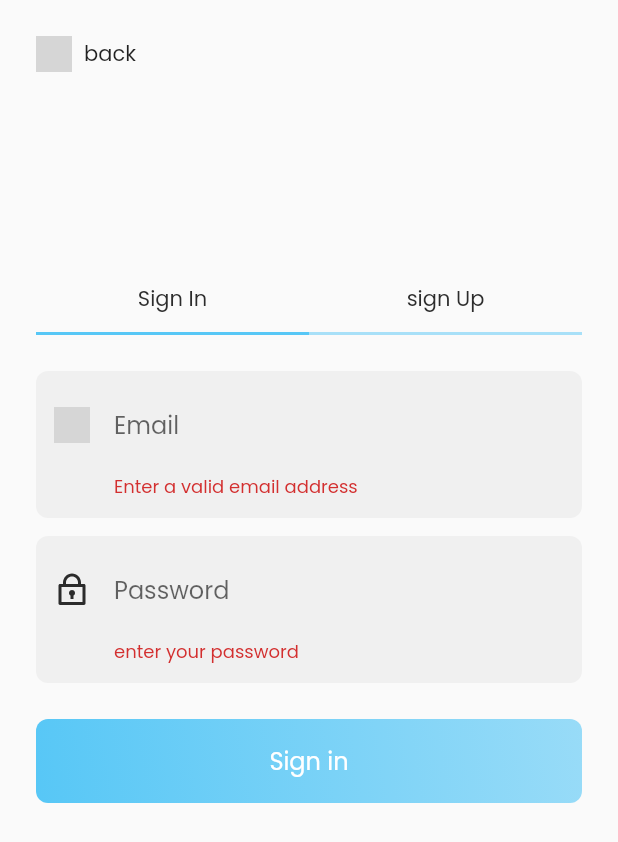
After one commit to zerofriday/Emocloud, a Flutter app: the Auth screen opened by its route, after a tap on "Sign in", on a phone screen of 412 x 824 dp. The commit adds this screen. Shown: the top 842 px of the screen. Run offline on Flutter 3.47's test engine with Material 2 defaults, Android fonts, the light colour scheme and no system bars; our stand-ins replace dio, file_picker, flutter_svg, get, permission_handler, url_launcher_web; missing offline and left inert: cryptography, filesystem_picker; grey boxes are pictures that could not be loaded.

Commit message:
feat: add auth

```diff
--- /dev/null
+++ b/lib/app/controller/auth.controller.dart
@@ -0,0 +1,5 @@
+import 'package:get/get.dart';
+
+class AuthController extends GetxController {
+
+}
--- /dev/null
+++ b/lib/app/controller/sync.controller.dart
@@ -0,0 +1,13 @@
+import 'package:get/get.dart';
+
+class SyncItem{
+
+}
+class SyncController extends GetxController{
+
+
+
+  loadQueue(){
+
+  }
+}
--- /dev/null
+++ b/lib/app/core/globalData.dart
@@ -0,0 +1,4 @@
+class GlobalData{
+  static late String emoCloudToken;
+
+}
--- /dev/null
+++ b/lib/app/data/models/response.dart
@@ -0,0 +1,5 @@
+abstract class Response<T> {
+  late bool ok;
+  late String message;
+  late T data;
+}
--- /dev/null
+++ b/lib/app/data/models/response/AuthSignInResponse.dart
@@ -0,0 +1,4 @@
+class AuthSignInResponse {
+  late String token;
+  late int expireSeconds;
+}
--- /dev/null
+++ b/lib/app/data/repository/AuthRepository.dart
@@ -0,0 +1,18 @@
+import 'package:cloud/app/core/network/api_client.dart';
+import 'package:dio/dio.dart';
+
+class AuthRepository {
+  late Dio dio;
+
+  AuthRepository() {
+    dio = ApiClient().dio;
+  }
+
+  Future signIn(String username, String password) {
+    return Future.value(false);
+  }
+
+  Future signUp(String username, String email, String password) {
+    return Future.value(false);
+  }
+}
--- /dev/null
+++ b/lib/app/features/auth/auth.controller.dart
@@ -0,0 +1,59 @@
+import 'package:cloud/app/controller/auth.controller.dart';
+import 'package:cloud/app/data/repository/AuthRepository.dart';
+import 'package:flutter/material.dart';
+import 'package:get/get.dart';
+
+class AuthPageController extends GetxController {
+  AuthController auth = Get.find();
+  AuthRepository repo = AuthRepository();
+  var signInLoading = false.obs;
+  var signUpLoading = false.obs;
+
+  // sign in
+  var emailController = TextEditingController();
+  var passwordController = TextEditingController();
+  final GlobalKey<FormState> signInForm = GlobalKey();
+
+  // sign up
+  var signUpEmailController = TextEditingController();
+  var signUpUsernameController = TextEditingController();
+  var signUpPasswordController = TextEditingController();
+
+  String? validateEmail(String value) {
+    if (!value.isEmail)
+      return 'Enter a valid email address';
+    else
+      return null;
+  }
+
+  signInValidation() {
+    if (!emailController.text.isEmail || passwordController.text.isEmpty) {
+      signInForm.currentState?.validate();
+
+      return false;
+    }
+    return true;
+  }
+
+  doSignIn() {
+    if (!signInValidation()) {
+      return;
+    }
+
+    repo
+        .signIn(emailController.text, passwordController.text)
+        .then((value) => {})
+        .catchError((_) {
+      Get.showSnackbar(GetBar(
+        duration: Duration(milliseconds: 1500),
+        message: "error in sign in",
+      ));
+    });
+
+    signInLoading.value = !signInLoading.value;
+  }
+
+  signUpValidation() {}
+
+  doSignUp() {}
+}
--- /dev/null
+++ b/lib/app/features/auth/auth.dart
@@ -0,0 +1,166 @@
+import 'package:cloud/app/constants/app_colors.dart';
+import 'package:cloud/app/features/auth/auth.controller.dart';
+import 'package:cloud/app/widgets.dart';
+import 'package:flutter/cupertino.dart';
+import 'package:flutter/material.dart';
+import 'package:flutter_svg/flutter_svg.dart';
+import 'package:get/get.dart';
+
+class Auth extends GetView {
+  final AuthPageController controller = Get.put(AuthPageController());
+
+  buildSignIn() {
+    return Obx(()=>
+       Form(
+         key: controller.signInForm,
+         child: Column(
+          children: [
+            Container(
+              decoration: BoxDecoration(
+                  color: AppColors.greyLight,
+                  borderRadius: BorderRadius.circular(8)),
+              child: Padding(
+                padding: const EdgeInsets.all(12),
+                child: TextFormField(
+                  controller: controller.emailController,
+                  validator: (value) => controller.validateEmail(value??""),
+                  autovalidateMode:AutovalidateMode.onUserInteraction,
+                  decoration: InputDecoration(
+                    icon: SvgPicture.asset(
+                      "assets/icons/user.svg",
+                      width: 24,
+                      height: 24,
+                      color: AppColors.dark,
+                    ),
+                    hintText: "Email",
+                    fillColor: AppColors.dark,
+                    border: InputBorder.none,
+                  ),
+                ),
+              ),
+            ),
+            Container(
+              margin: EdgeInsets.only(top:12),
+              decoration: BoxDecoration(
+                  color: AppColors.greyLight,
+                  borderRadius: BorderRadius.circular(8)),
+              child: Padding(
+                padding: const EdgeInsets.all(12),
+                child: TextFormField(
+                  controller: controller.passwordController,
+                  validator: (value) => (value?.isEmpty??false)?"enter your password":null,
+                  autovalidateMode:AutovalidateMode.onUserInteraction,
+                  decoration: InputDecoration(
+                    icon: SvgPicture.asset(
+                      "assets/icons/lock.svg",
+                      width: 24,
+                      height: 24,
+                      color: AppColors.dark,
+                    ),
+                    hintText: "Password",
+                    fillColor: AppColors.dark,
+                    border: InputBorder.none,
+                  ),
+                ),
+              ),
+            ),
+           Padding(
+             padding: EdgeInsets.only(top: 24),
+             child:  submitButton("Sign in", controller.doSignIn,isLoading: controller.signInLoading.value),
+           )
+          ],
+      ),
+       ),
+    );
+  }
+
+  buildSignUp() {
+    return Column();
+  }
+
+  @override
+  Widget build(BuildContext context) {
+    var items = ["Sign In", "sign Up"];
+
+    return Scaffold(
+      body: SafeArea(
+          child: Padding(
+        padding: const EdgeInsets.only(top: 24, right: 24, left: 24),
+        child: Column(
+          children: [
+            Row(
+              children: [
+                InkResponse(
+                  onTap: () => Get.back(),
+                  child: SvgPicture.asset(
+                    "assets/icons/back_navigation.svg",
+                    width: 24,
+                    height: 24,
+                    color: AppColors.dark,
+                  ),
+                ),
+                Padding(
+                  padding: EdgeInsetsDirectional.only(start: 8),
+                  child: Text("back"),
+                )
+              ],
+            ),
+            Spacer(
+              flex: 1,
+            ),
+            Flexible(
+                flex: 5,
+                child: DefaultTabController(
+                  length: items.length,
+                  child: Column(
+                    children: [
+                      Container(
+                        height: 46,
+                        child: Stack(
+                          children: [
+                            Container(
+                              height: 46,
+                              decoration: BoxDecoration(
+                                border: Border(
+                                  bottom: BorderSide(
+                                    color: AppColors.brand.withOpacity(0.5),
+                                    width: 2,
+                                  ),
+                                ),
+                              ),
+                            ),
+                            TabBar(
+                              indicatorColor: AppColors.brand,
+                              tabs: List.generate(
+                                  items.length,
+                                  (index) => Tab(
+                                        child: Text(
+                                          items[index],
+                                          style:
+                                              TextStyle(color: AppColors.dark),
+                                        ),
+                                      )),
+                            ),
+                          ],
+                        ),
+                      ),
+                      Expanded(
+                        child: Padding(
+                          padding: const EdgeInsets.only(top: 24),
+                          child: TabBarView(
+                            physics: BouncingScrollPhysics(),
+                            children: [buildSignIn(), buildSignUp()],
+                          ),
+                        ),
+                      ),
+                    ],
+                  ),
+                )
+                // Obx(() => buildTab(controller.currentTab.value)),
+                )
+          ],
+        ),
+      )),
+    );
+  }
+}
--- a/lib/app/routes/app_pages.dart
+++ b/lib/app/routes/app_pages.dart
@@ -1,3 +1,4 @@
+import 'package:cloud/app/features/auth/auth.dart';
 import 'package:cloud/app/features/explorer/explorer.bindings.dart';
 import 'package:cloud/app/features/explorer/explorer.dart';
 import 'package:cloud/app/features/main/main.dart';
@@ -22,5 +23,9 @@ class AppPages {
       binding: ExplorerBindings(),
       page: () => Explorer(),
     ),
+    GetPage(
+      name: Routes.AUTH,
+      page: () => Auth(),
+    ),
   ];
 }
--- a/lib/app/routes/app_routes.dart
+++ b/lib/app/routes/app_routes.dart
@@ -3,4 +3,5 @@ abstract class Routes{
   static const INITIAL = '/';
   static const MAIN = '/main';
   static const EXPLORER = '/explorer';
+  static const AUTH = '/auth';
 }
--- /dev/null
+++ b/lib/app/widgets.dart
@@ -0,0 +1,32 @@
+import 'package:flutter/material.dart';
+
+import 'constants/app_colors.dart';
+
+submitButton(String text, Function onTap, {bool isLoading = false}) {
+  return  InkWell(
+      onTap: () => onTap(),
+      borderRadius: BorderRadius.circular(8),
+        splashColor: AppColors.brand,
+      child: Container(
+        height: 56,
+          decoration: BoxDecoration(
+              borderRadius: BorderRadius.circular(8),
+              gradient: LinearGradient(
+                colors: [AppColors.brand, AppColors.brand.withOpacity(0.6)],
+                begin: Alignment.bottomLeft,
+                end: Alignment.topRight,
+              )),
+          child: Center(
+            child: isLoading
+                ? CircularProgressIndicator(
+              color: Colors.white,
+              strokeWidth: 1.5,
+            )
+                : Text(
+                    text,
+                    style: TextStyle(color: Colors.white, fontSize: 16),
+                  ),
+          )),
+
+  );
+}
```
Also changed, not shown: 1 other file.
